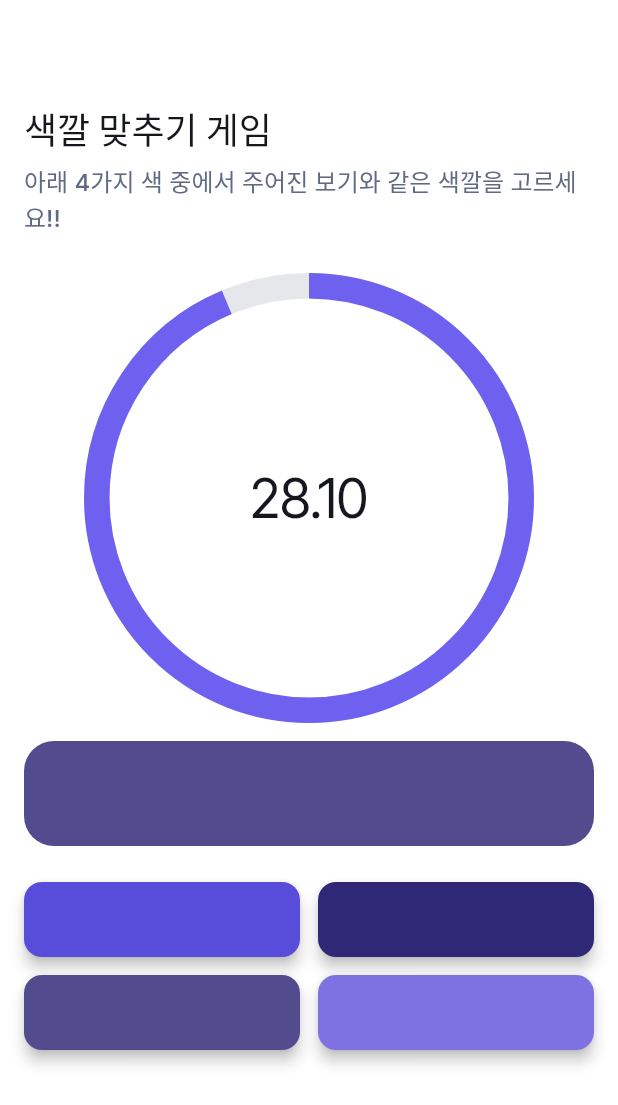
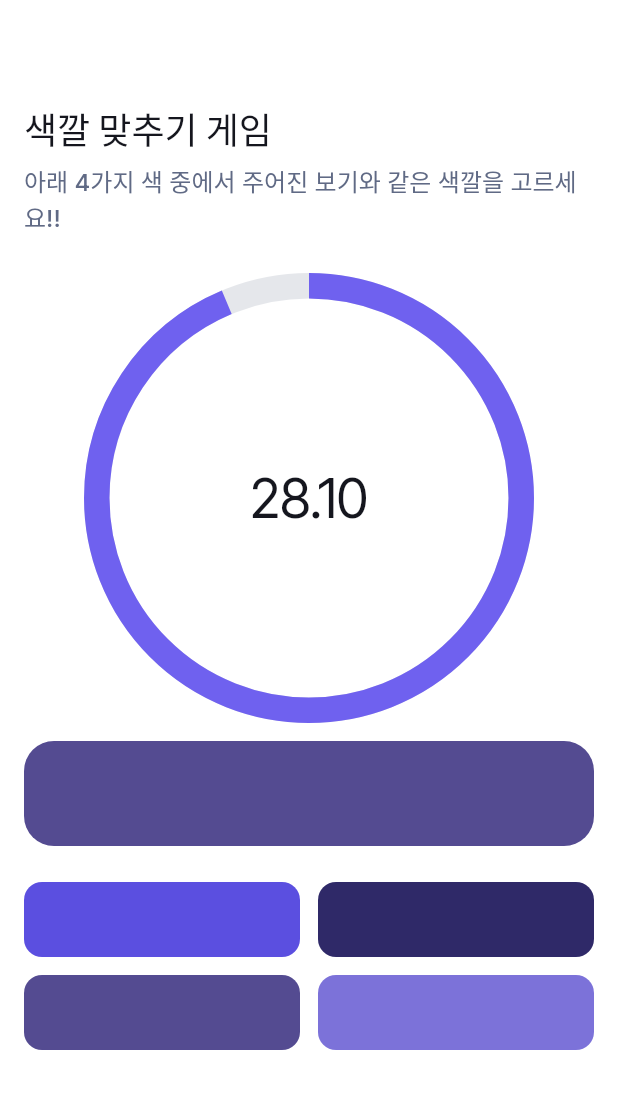
Before and after one commit to manystorms/treasure_hunt, a Flutter app: the MiniGameMatchColorWidget screen opened by its route, on a phone screen of 412 x 824 dp. Shown: the top 1105 px of the screen. Run offline on Flutter 3.47's test engine with Material 3 defaults, Android fonts, the phone set to English and light mode, and no system bars; drawn by our look-alikes of percent_indicator; our stand-ins replace auto_size_text, cloud_firestore, firebase_core, flutter_animate, font_awesome_flutter, from_css_color and 5 more; missing offline and left inert: json_path, mobile_scanner; accounts and stored records are empty; generated files the repository leaves out were written again; statements that could not run were skipped.

```diff
--- a/lib/data.dart
+++ b/lib/data.dart
@@ -18,7 +18,7 @@ const List<Map<String, dynamic>> riddleData = [
     'imagePath':'assets/test.jpeg',
     'simpleContent':'fff',
     'content':'asdfs',
-    'miniGame':'/miniGameSpeedQuiz'
+    'miniGame':'/miniGameMatchColor'
   },
   {
     'qrCode':'bbbb',
--- a/lib/pages/code_scan_widget.dart
+++ b/lib/pages/code_scan_widget.dart
@@ -11,6 +11,8 @@ class CodeScanPageWidget extends StatefulWidget {
 
 class _CodeScanPageWidgetState extends State<CodeScanPageWidget> {
   late MobileScannerController controller;
+
+  bool detectQrCode = false;
 
   @override
   void initState() {
@@ -41,6 +43,8 @@ class _CodeScanPageWidgetState extends State<CodeScanPageWidget> {
       body: MobileScanner(
         controller: controller,
         onDetect: (capture) {
+          if(detectQrCode == false) {
+            detectQrCode = true;
             final List<Barcode> barcodes = capture.barcodes;
             for (final barcode in barcodes) {
               if (barcode.rawValue != null) {
@@ -50,6 +54,8 @@ class _CodeScanPageWidgetState extends State<CodeScanPageWidget> {
                 break;
               }
             }
+            detectQrCode = false;
+          }
         },
       ),
     );
--- a/lib/pages/mini_game_match_color/mini_game_match_color_model.dart
+++ b/lib/pages/mini_game_match_color/mini_game_match_color_model.dart
@@ -6,11 +6,11 @@ import 'package:flutter/material.dart';
 const double settingTime = 30;
 
 const List<List<Color>> colorProblem = [
-  [Color(0xFF584CDA), Color(0xFF2E2877), Color(0xFF524B8E), Color(0xFF7E72E3)],
-  [Color(0xFFCF1A15), Color(0xFF9E120F), Color(0xFF9E211F), Color(0xFFCC2C29)],
-  [Color(0xFF35591F), Color(0xFF3E6824), Color(0xFF38631E), Color(0xFF2B4C18)],
-  [Color(0x79CDCB64), Color(0x79CAC872), Color(0x79A1A05C), Color(0x799F9E52)],
-  [Color(0x79A41DB6), Color(0x79A021B1), Color(0x79AA24BC), Color(0x798D209C)]
+  [Color(0xFF5B4FE0), Color(0xFF2F2968), Color(0xFF544B91), Color(0xFF7C72D9)],
+  [Color(0xFFCC1713), Color(0xFF9B0F0D), Color(0xFF9D1D1B), Color(0xFFCA2A27)],
+  [Color(0xFF345C1D), Color(0xFF3B6423), Color(0xFF375F1C), Color(0xFF2C4A17)],
+  [Color(0x79C9C763), Color(0x79C8C570), Color(0x79A09F5B), Color(0x799D9B51)],
+  [Color(0x79A11FB4), Color(0x79A021B0), Color(0x79AB24BE), Color(0x798E209D)]
 ];
 
 List<int> ans = [2, 3, 1, 2, 0];
--- a/lib/pages/mini_game_match_color/mini_game_match_color_widget.dart
+++ b/lib/pages/mini_game_match_color/mini_game_match_color_widget.dart
@@ -198,7 +198,7 @@ class _MiniGameMatchColorWidgetState extends State<MiniGameMatchColorWidget> {
                                 fontSize: 25,
                                 letterSpacing: 0.0,
                               ),
-                              elevation: 4,
+                              elevation: 0,
                               borderSide: const BorderSide(
                                 color: Colors.transparent,
                                 width: 1,
@@ -243,7 +243,7 @@ class _MiniGameMatchColorWidgetState extends State<MiniGameMatchColorWidget> {
                                 fontSize: 25,
                                 letterSpacing: 0.0,
                               ),
-                              elevation: 4,
+                              elevation: 0,
                               borderSide: const BorderSide(
                                 color: Colors.transparent,
                                 width: 1,
@@ -293,7 +293,7 @@ class _MiniGameMatchColorWidgetState extends State<MiniGameMatchColorWidget> {
                                 fontSize: 25,
                                 letterSpacing: 0.0,
                               ),
-                              elevation: 4,
+                              elevation: 0,
                               borderSide: const BorderSide(
                                 color: Colors.transparent,
                                 width: 1,
@@ -338,7 +338,7 @@ class _MiniGameMatchColorWidgetState extends State<MiniGameMatchColorWidget> {
                                 fontSize: 25,
                                 letterSpacing: 0.0,
                               ),
-                              elevation: 4,
+                              elevation: 0,
                               borderSide: const BorderSide(
                                 color: Colors.transparent,
                                 width: 1,
```
Also changed, not shown: lib/show_alert.dart (+8 -3 lines). Lines whose indentation alone changed are shown as unchanged.
